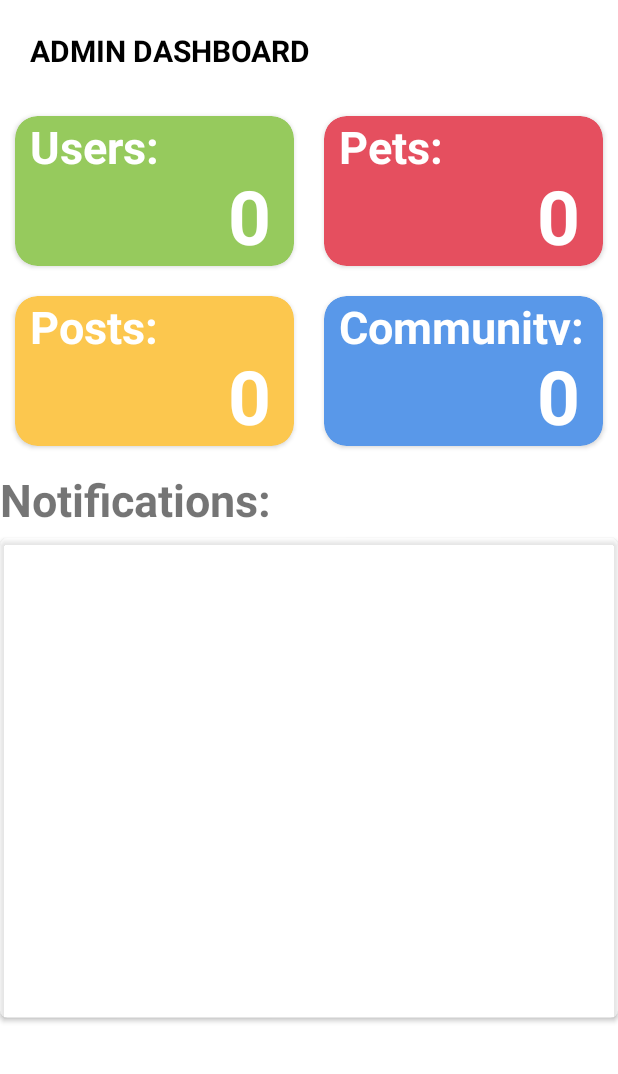
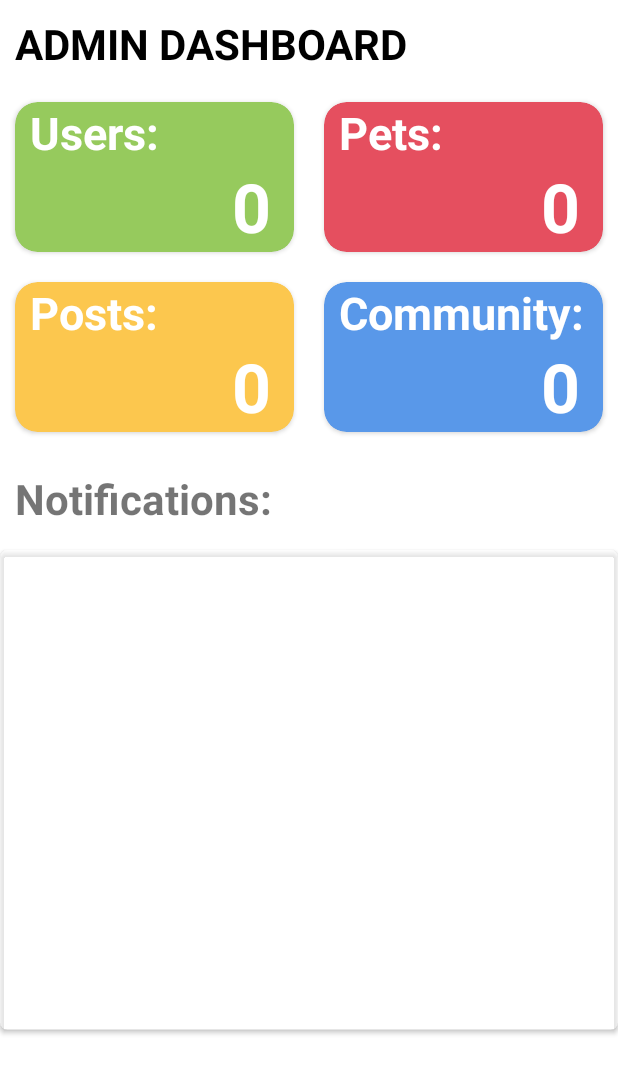
Before and after one commit to dophuonglinhh/PetPaw-Admin, an Android app: the fragment HomeFragment shown on its own in the app's theme, on a phone screen of 412 x 824 dp. Shown: the top 1074 px of the screen. Run offline under Robolectric (Android 15) with nearby library versions, the phone set to English and light mode, and no system bars; our stand-ins replace Firebase (no records; nobody signed in at launch, a user with empty details on screens opened directly); 1 statement that could not run was skipped.

Commit message:
update xml

```diff
--- a/app/src/main/res/layout/fragment_home.xml
+++ b/app/src/main/res/layout/fragment_home.xml
@@ -12,11 +12,11 @@
     <TextView
         android:layout_width="match_parent"
         android:layout_height="wrap_content"
-        android:padding="20dp"
+        android:padding="10dp"
         android:textStyle="bold"
         android:text="ADMIN DASHBOARD"
         android:textColor="@color/black"
-        android:textSize="20dp"/>
+        android:textSize="28dp"/>
 
     <LinearLayout
         android:layout_width="match_parent"
@@ -40,6 +40,7 @@
                 <LinearLayout
                     android:layout_width="match_parent"
                     android:layout_height="match_parent"
+
                     android:orientation="vertical">
                     <TextView
                         android:layout_width="wrap_content"
@@ -58,7 +59,7 @@
                         android:layout_marginRight="15dp"
                         android:text="0"
                         android:textColor="@color/white"
-                        android:textSize="50dp"
+                        android:textSize="45dp"
                         android:textStyle="bold"/>
 
                 </LinearLayout>
@@ -94,7 +95,7 @@
                         android:layout_marginRight="15dp"
                         android:text="0"
                         android:textColor="@color/white"
-                        android:textSize="50dp"
+                        android:textSize="45dp"
                         android:textStyle="bold"/>
 
                 </LinearLayout>
@@ -136,7 +137,7 @@
                         android:layout_marginRight="15dp"
                         android:text="0"
                         android:textColor="@color/white"
-                        android:textSize="50dp"
+                        android:textSize="45dp"
                         android:textStyle="bold"/>
 
                 </LinearLayout>
@@ -171,7 +172,7 @@
                         android:layout_marginRight="15dp"
                         android:text="0"
                         android:textColor="@color/white"
-                        android:textSize="50dp"
+                        android:textSize="45dp"
                         android:textStyle="bold"/>
 
                 </LinearLayout>
@@ -182,8 +183,9 @@
             android:layout_width="match_parent"
             android:layout_height="wrap_content"
             android:text="Notifications:"
+            android:padding="10dp"
             android:textStyle="bold"
-            android:textSize="30dp"
+            android:textSize="28dp"
             android:layout_marginVertical="5dp"/>
         <androidx.cardview.widget.CardView
             android:layout_width="match_parent"
```
